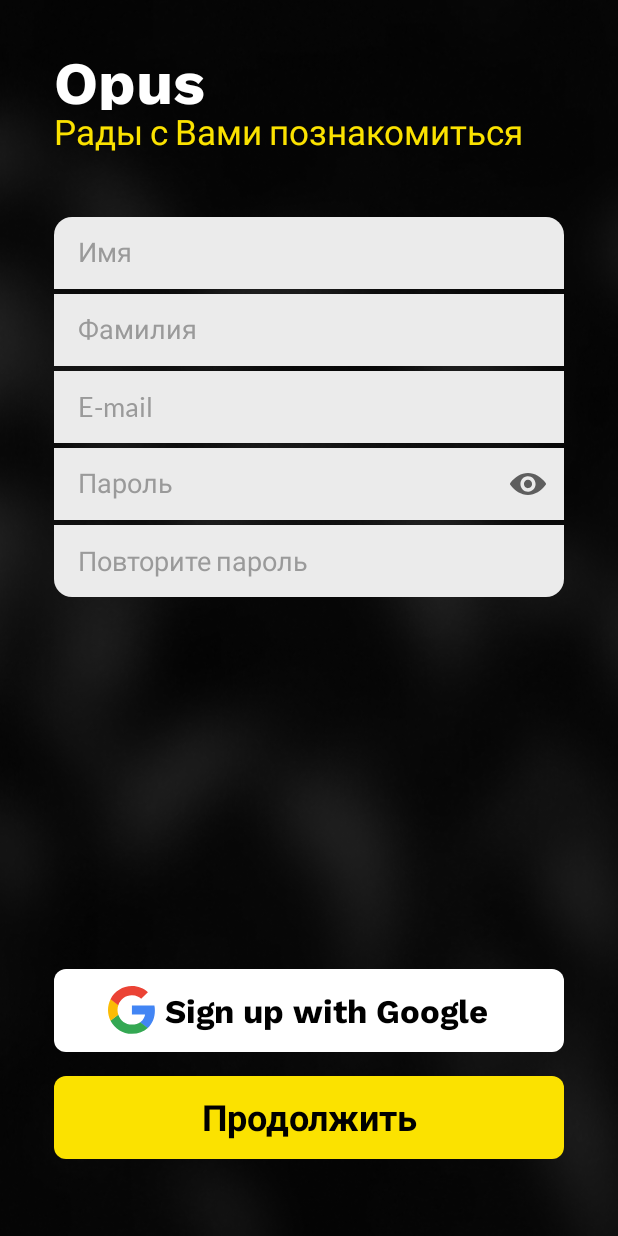
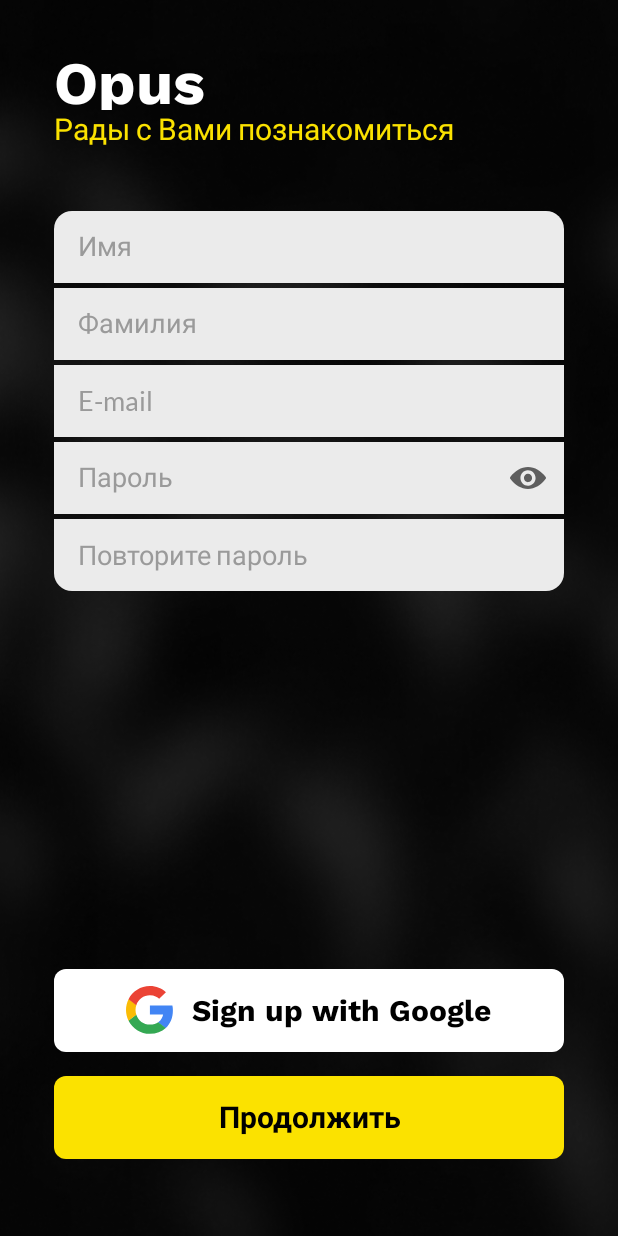
Before and after one commit to EvilEgoist/AndroidPetProjectOpus, an Android app: the screen it shows after launch (MainActivity), after a tap on "Регистрация", on a phone screen of 412 x 824 dp. Run offline under Robolectric (Android 15) with nearby library versions, the phone set to English and light mode, and no system bars.

Commit message:
[MINOR]
*changed googl btn
*support screen resolution between 320dp and 480dp

```diff
--- a/app/src/main/res/layout/btn_sign_googl.xml
+++ b/app/src/main/res/layout/btn_sign_googl.xml
@@ -1,19 +1,26 @@
 <?xml version="1.0" encoding="utf-8"?>
-<RelativeLayout xmlns:android="http://schemas.android.com/apk/res/android"
+<LinearLayout xmlns:android="http://schemas.android.com/apk/res/android"
     xmlns:app="http://schemas.android.com/apk/res-auto"
+    xmlns:tools="http://schemas.android.com/tools"
     android:layout_width="match_parent"
-    android:layout_height="wrap_content">
+    android:layout_height="@dimen/height_btn"
+    android:background="@drawable/shape_btn_sign_up"
+    android:gravity="center"
+    android:paddingStart="16dp"
+    android:paddingEnd="16dp">
+
+    <ImageView
+        android:layout_width="@dimen/ic_googl_size"
+        android:layout_height="@dimen/ic_googl_size"
+        android:layout_marginEnd="6dp"
+        android:src="@drawable/ic_google" />
 
     <TextView
         android:id="@+id/btn_googl_sign"
         style="@style/ButtonGooglStyle"
-        android:layout_width="match_parent"
-        android:layout_height="@dimen/height_btn"
-        android:background="@drawable/shape_btn_sign_up"
-        android:drawablePadding="6dp"
-        android:foreground="?attr/selectableItemBackgroundBorderless"
-        android:gravity="left|center"
-        android:paddingStart="36dp"
-        android:paddingEnd="24dp"
-        app:drawableLeftCompat="@drawable/ic_google" />
-</RelativeLayout>
+        android:layout_width="wrap_content"
+        android:layout_height="wrap_content"
+        android:layout_marginStart="6dp"
+        tools:text="@string/sign_in_with_google" />
+
+</LinearLayout>
--- /dev/null
+++ b/app/src/main/res/values-sw480dp/dimens.xml
@@ -0,0 +1,5 @@
+<?xml version="1.0" encoding="utf-8"?>
+<resources>
+    <dimen name="button_text_size">24dp</dimen>
+    <dimen name="greeting_text_size">24dp</dimen>
+</resources>
--- a/app/src/main/res/values/dimens.xml
+++ b/app/src/main/res/values/dimens.xml
@@ -6,4 +6,10 @@
     <dimen name="greeting_form">42dp</dimen>
     <dimen name="distance_between_forms">3dp</dimen>
     <dimen name="distance_between_btns">16dp</dimen>
+
+    <dimen name="ic_googl_size">32dp</dimen>
+    <dimen name="button_text_size">20dp</dimen>
+    <dimen name="greeting_text_size">20dp</dimen>
+    <dimen name="form_text_size">18dp</dimen>
+    <dimen name="app_title_text_size">40dp</dimen>
 </resources>
--- a/app/src/main/res/values/styles.xml
+++ b/app/src/main/res/values/styles.xml
@@ -4,32 +4,32 @@
         <item name="android:fontFamily">@font/lato</item>
         <item name="android:textColor">@color/black</item>
         <item name="android:padding">2dp</item>
-        <item name="android:textSize">18dp</item>
+        <item name="android:textSize">@dimen/form_text_size</item>
         <item name="android:textColorHint">@color/gray_500</item>
     </style>
 
     <style name="ButtonStyle" parent="Theme.AppCompat">
         <item name="android:fontFamily">@font/work_sans_bold</item>
         <item name="android:textColor">@color/black</item>
-        <item name="android:textSize">24dp</item>
+        <item name="android:textSize">@dimen/button_text_size</item>
     </style>
 
     <style name="ButtonGooglStyle" parent="Theme.AppCompat">
         <item name="android:fontFamily">@font/work_sans_bold</item>
         <item name="android:textColor">@color/black</item>
-        <item name="android:textSize">22dp</item>
+        <item name="android:textSize">@dimen/button_text_size</item>
     </style>
 
     <style name="AppTitleStyle" parent="Theme.AppCompat">
         <item name="android:fontFamily">@font/work_sans_bold</item>
         <item name="android:textColor">@color/white</item>
-        <item name="android:textSize">40dp</item>
+        <item name="android:textSize">@dimen/app_title_text_size</item>
     </style>
 
     <style name="GreetingTitleStyle" parent="Theme.AppCompat">
         <item name="android:fontFamily">@font/lato</item>
         <item name="android:textColor">@color/yellow</item>
-        <item name="android:textSize">23dp</item>
+        <item name="android:textSize">@dimen/greeting_text_size</item>
     </style>
 
 </resources>
```
